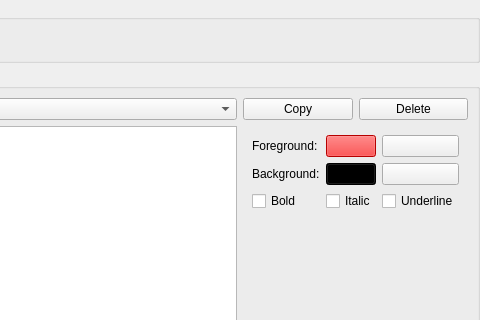
Above: src/widgets/fontcolorwidget.ui from pbek/QOwnNotes before the change; both pictures show x 661 to 1141 and y 0 to 320 of the 1141 by 780 pixel window. Below: the same form after it.
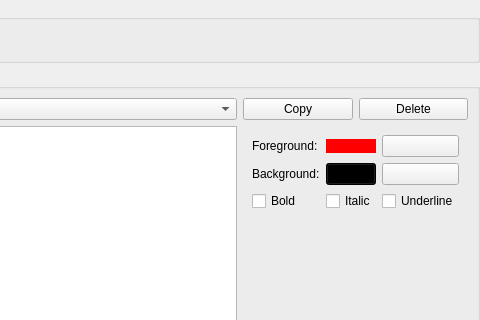
That is the form after the change. Icons and pictures are not drawn.

Commit message: start of color dialog implementation

Diff of the .ui file:
```diff
--- a/src/widgets/fontcolorwidget.ui
+++ b/src/widgets/fontcolorwidget.ui
@@ -218,7 +218,7 @@
          <item row="0" column="1">
           <widget class="QPushButton" name="foregroundColorButton">
            <property name="styleSheet">
-            <string notr="true">* {background: red}</string>
+            <string notr="true">* {background: red; border: none}</string>
            </property>
            <property name="text">
             <string notr="true"/>
```
The commit also changes 2 other files.
